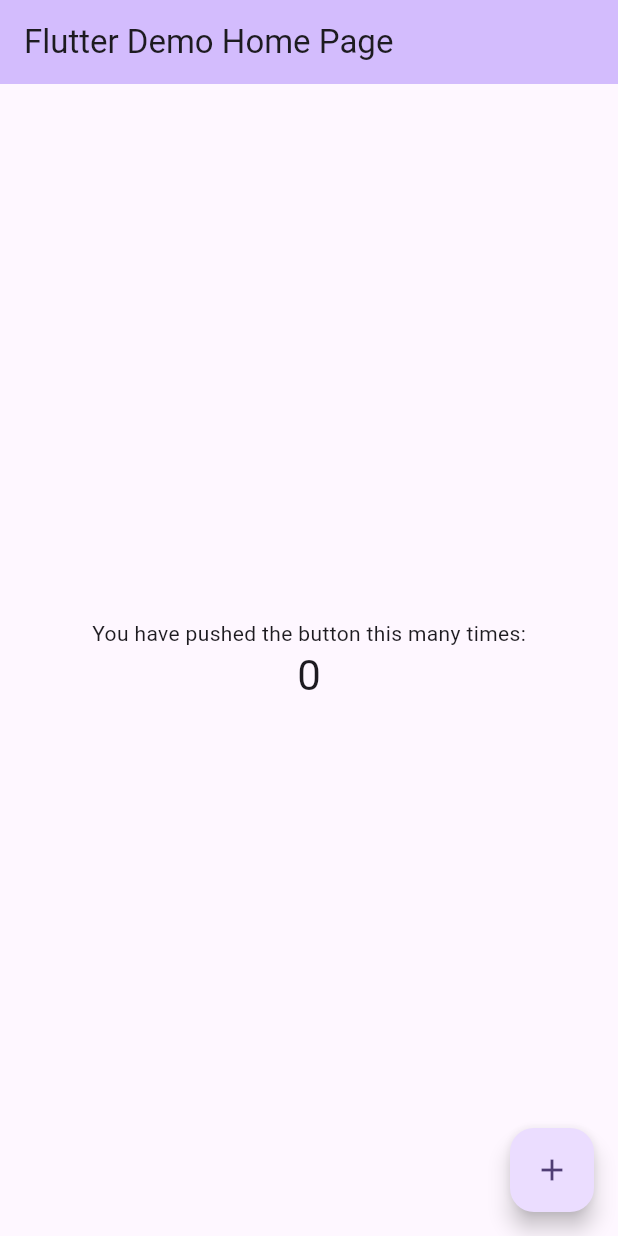
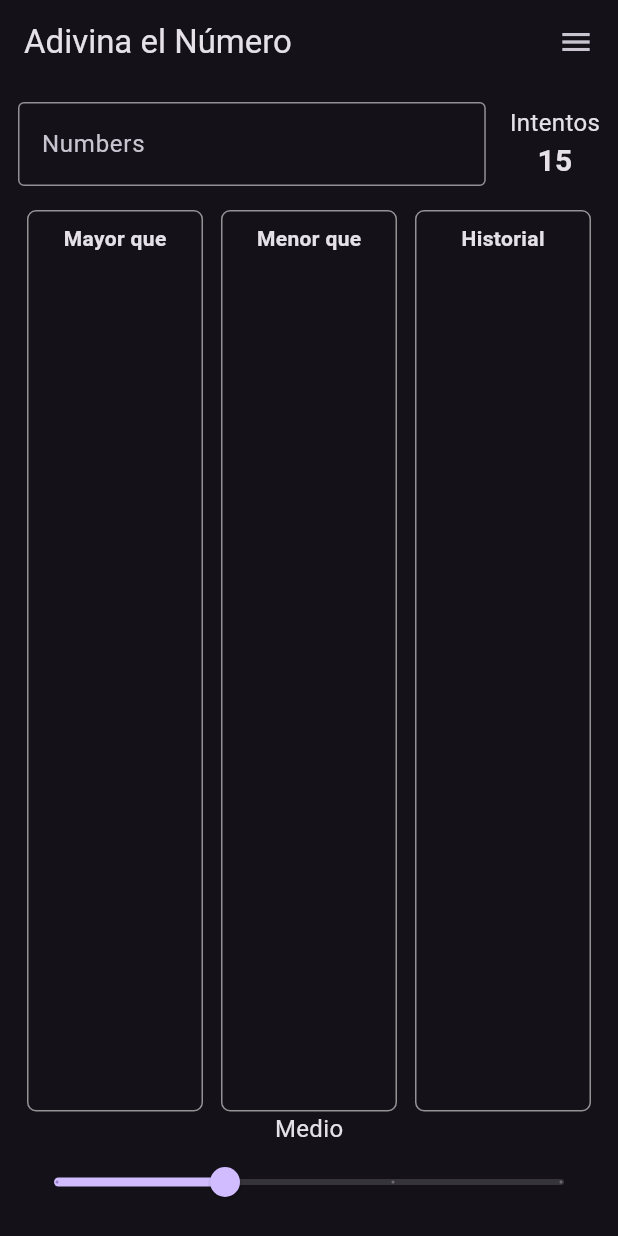
Before and after one commit to shadowdestiny/AdivinaElNumero-Desafio, a Flutter app: the screen it shows after launch, on a phone screen of 412 x 824 dp. Run offline on Flutter 3.47's test engine with Material 3 defaults, Android fonts, the light colour scheme and no system bars.

Commit message:
Creando interfaz visual sin funcionamiento lógico

```diff
--- a/lib/main.dart
+++ b/lib/main.dart
@@ -1,122 +1,160 @@
+
 import 'package:flutter/material.dart';
 
+/// Punto de entrada principal de la aplicación
 void main() {
-  runApp(const MyApp());
+  runApp(const AdivinaElNumeroApp());
 }
 
-class MyApp extends StatelessWidget {
-  const MyApp({super.key});
+/// Widget raíz que representa la aplicación completa.
+class AdivinaElNumeroApp extends StatelessWidget {
+  const AdivinaElNumeroApp({super.key});
 
-  // This widget is the root of your application.
+  /// Construye la estructura principal de la app con tema oscuro.
   @override
   Widget build(BuildContext context) {
     return MaterialApp(
-      title: 'Flutter Demo',
-      theme: ThemeData(
-        // This is the theme of your application.
-        //
-        // TRY THIS: Try running your application with "flutter run". You'll see
-        // the application has a purple toolbar. Then, without quitting the app,
-        // try changing the seedColor in the colorScheme below to Colors.green
-        // and then invoke "hot reload" (save your changes or press the "hot
-        // reload" button in a Flutter-supported IDE, or press "r" if you used
-        // the command line to start the app).
-        //
-        // Notice that the counter didn't reset back to zero; the application
-        // state is not lost during the reload. To reset the state, use hot
-        // restart instead.
-        //
-        // This works for code too, not just values: Most code changes can be
-        // tested with just a hot reload.
-        colorScheme: ColorScheme.fromSeed(seedColor: Colors.deepPurple),
-      ),
-      home: const MyHomePage(title: 'Flutter Demo Home Page'),
+      title: 'Adivina el Número',
+      theme: ThemeData.dark(),
+      home: const AdivinaGame(),
     );
   }
 }
 
-class MyHomePage extends StatefulWidget {
-  const MyHomePage({super.key, required this.title});
-
-  // This widget is the home page of your application. It is stateful, meaning
-  // that it has a State object (defined below) that contains fields that affect
-  // how it looks.
-
-  // This class is the configuration for the state. It holds the values (in this
-  // case the title) provided by the parent (in this case the App widget) and
-  // used by the build method of the State. Fields in a Widget subclass are
-  // always marked "final".
-
-  final String title;
+/// Página principal del juego donde se gestiona la interfaz y el estado del juego.
+class AdivinaGame extends StatefulWidget {
+  const AdivinaGame({super.key});
 
   @override
-  State<MyHomePage> createState() => _MyHomePageState();
+  State<AdivinaGame> createState() => _AdivinaGameState();
 }
 
-class _MyHomePageState extends State<MyHomePage> {
-  int _counter = 0;
+/// Estado del juego que contiene el layout y comportamiento dinámico.
+class _AdivinaGameState extends State<AdivinaGame> {
+  final TextEditingController _controller = TextEditingController();
+  double _sliderValue = 1;
+  int _intentos = 15;
 
-  void _incrementCounter() {
-    setState(() {
-      // This call to setState tells the Flutter framework that something has
-      // changed in this State, which causes it to rerun the build method below
-      // so that the display can reflect the updated values. If we changed
-      // _counter without calling setState(), then the build method would not be
-      // called again, and so nothing would appear to happen.
-      _counter++;
-    });
+  /// Retorna el nombre del nivel de dificultad según el valor del slider.
+  String getLevelName(double value) {
+    switch (value.toInt()) {
+      case 0: return 'Fácil';
+      case 1: return 'Medio';
+      case 2: return 'Difícil';
+      case 3: return 'Extremo';
+      default: return 'Desconocido';
+    }
   }
 
+  /// Construye la interfaz visual del juego.
   @override
   Widget build(BuildContext context) {
-    // This method is rerun every time setState is called, for instance as done
-    // by the _incrementCounter method above.
-    //
-    // The Flutter framework has been optimized to make rerunning build methods
-    // fast, so that you can just rebuild anything that needs updating rather
-    // than having to individually change instances of widgets.
     return Scaffold(
       appBar: AppBar(
-        // TRY THIS: Try changing the color here to a specific color (to
-        // Colors.amber, perhaps?) and trigger a hot reload to see the AppBar
-        // change color while the other colors stay the same.
-        backgroundColor: Theme.of(context).colorScheme.inversePrimary,
-        // Here we take the value from the MyHomePage object that was created by
-        // the App.build method, and use it to set our appbar title.
-        title: Text(widget.title),
+        title: const Text('Adivina el Número'),
+        actions: const [
+          Padding(
+            padding: EdgeInsets.only(right: 16.0),
+            child: Icon(Icons.menu),
+          ),
+        ],
       ),
-      body: Center(
-        // Center is a layout widget. It takes a single child and positions it
-        // in the middle of the parent.
+      body: Padding(
+        padding: const EdgeInsets.all(12.0),
         child: Column(
-          // Column is also a layout widget. It takes a list of children and
-          // arranges them vertically. By default, it sizes itself to fit its
-          // children horizontally, and tries to be as tall as its parent.
-          //
-          // Column has various properties to control how it sizes itself and
-          // how it positions its children. Here we use mainAxisAlignment to
-          // center the children vertically; the main axis here is the vertical
-          // axis because Columns are vertical (the cross axis would be
-          // horizontal).
-          //
-          // TRY THIS: Invoke "debug painting" (choose the "Toggle Debug Paint"
-          // action in the IDE, or press "p" in the console), to see the
-          // wireframe for each widget.
-          mainAxisAlignment: MainAxisAlignment.center,
-          children: <Widget>[
-            const Text('You have pushed the button this many times:'),
-            Text(
-              '$_counter',
-              style: Theme.of(context).textTheme.headlineMedium,
+          children: [
+            // Input de número + contador de intentos
+            Row(
+              children: [
+                Expanded(
+                  child: TextField(
+                    controller: _controller,
+                    keyboardType: TextInputType.number,
+                    textAlign: TextAlign.center,
+                    decoration: const InputDecoration(
+                      labelText: 'Numbers',
+                      border: OutlineInputBorder(),
+                    ),
+                  ),
+                ),
+                const SizedBox(width: 16),
+                Column(
+                  crossAxisAlignment: CrossAxisAlignment.center,
+                  children: [
+                    const Text("Intentos", style: TextStyle(fontSize: 16)),
+                    Text(
+                      '$_intentos',
+                      style: const TextStyle(fontSize: 20, fontWeight: FontWeight.bold),
+                    )
+                  ],
+                )
+              ],
+            ),
+            const SizedBox(height: 16),
+
+            // Columnas: Mayor que | Menor que | Historial
+            Expanded(
+              child: Row(
+                children: [
+                  _buildColumnBox("Mayor que", []),
+                  _buildColumnBox("Menor que", []),
+                  _buildColumnBox("Historial", []),
+                ],
+              ),
+            ),
+
+            // Selector de dificultad con Slider
+            Column(
+              children: [
+                Text(getLevelName(_sliderValue), style: const TextStyle(fontSize: 16)),
+                Slider(
+                  min: 0,
+                  max: 3,
+                  divisions: 3,
+                  value: _sliderValue,
+                  onChanged: (value) {
+                    setState(() {
+                      _sliderValue = value;
+                    });
+                  },
+                ),
+              ],
             ),
           ],
         ),
       ),
-      floatingActionButton: FloatingActionButton(
-        onPressed: _incrementCounter,
-        tooltip: 'Increment',
-        child: const Icon(Icons.add),
-      ), // This trailing comma makes auto-formatting nicer for build methods.
+    );
+  }
+
+  /// Construye una columna con título y lista de números (scrollable).
+  Widget _buildColumnBox(String title, List<int> items) {
+    return Expanded(
+      child: Container(
+        margin: const EdgeInsets.symmetric(horizontal: 6),
+        padding: const EdgeInsets.all(8),
+        decoration: BoxDecoration(
+          border: Border.all(color: Colors.white54),
+          borderRadius: BorderRadius.circular(6),
+        ),
+        child: Column(
+          children: [
+            Text(title, style: const TextStyle(fontWeight: FontWeight.bold)),
+            const SizedBox(height: 8),
+            Expanded(
+              child: SingleChildScrollView(
+                child: Column(
+                  children: items.map((item) {
+                    return Text(
+                      item.toString(),
+                      style: const TextStyle(color: Colors.green),
+                    );
+                  }).toList(),
+                ),
+              ),
+            )
+          ],
+        ),
+      ),
     );
   }
 }
```
